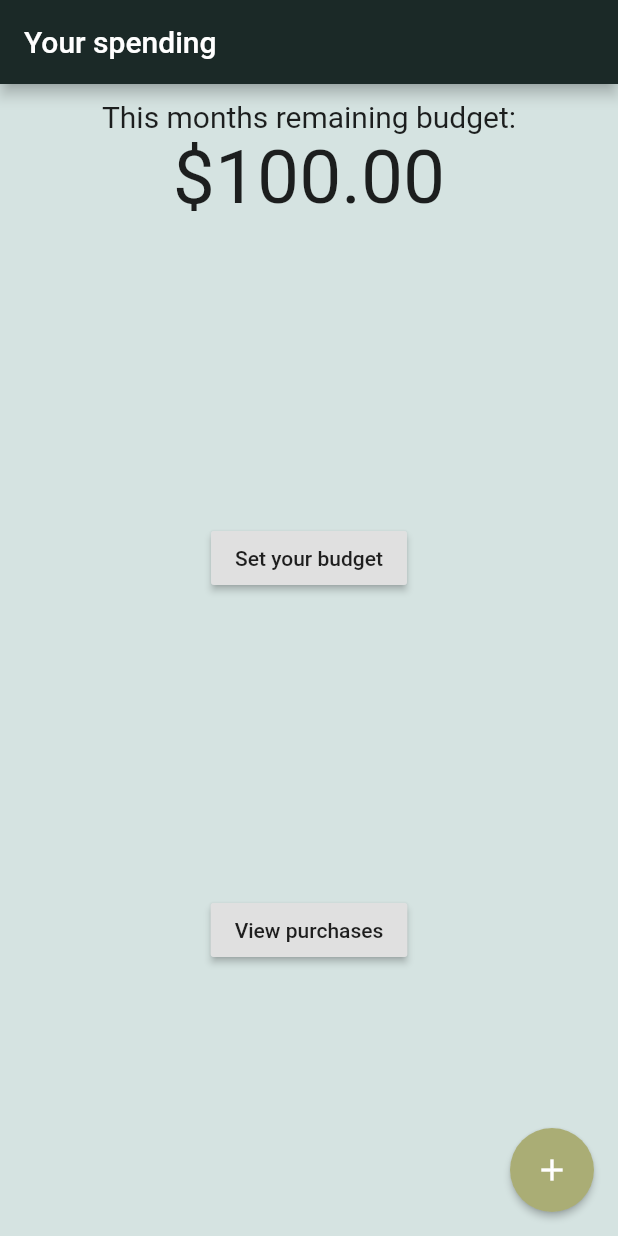
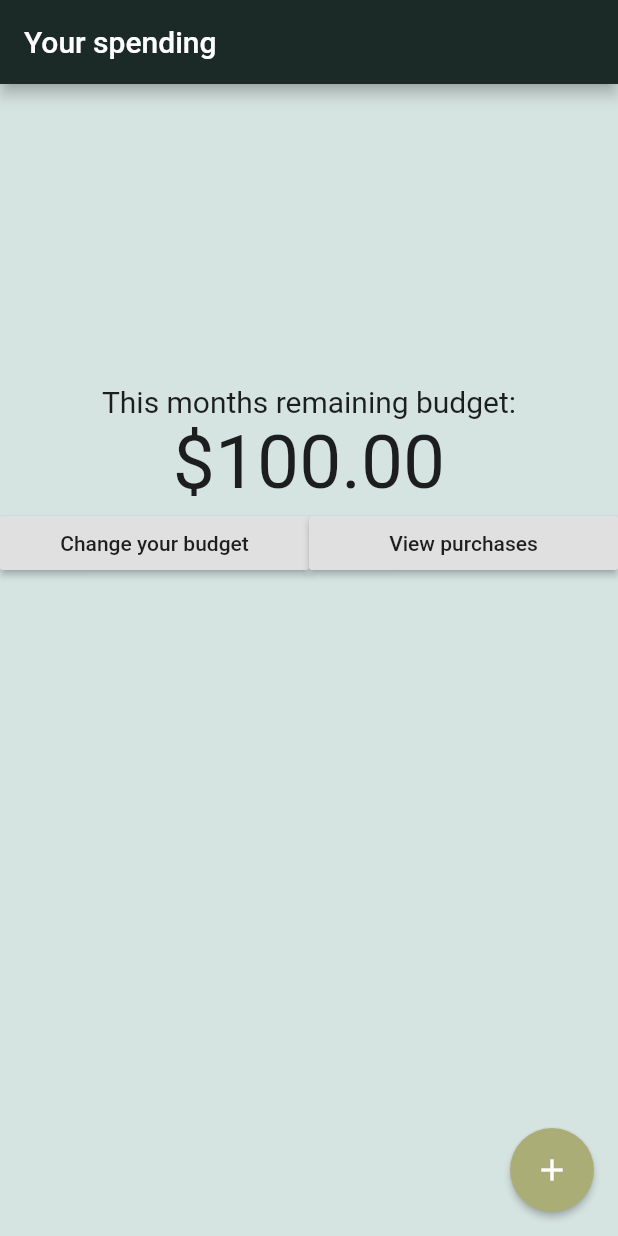
Before and after one commit to sleepsorters/expense_manager, a Flutter app: the screen it shows after launch, on a phone screen of 412 x 824 dp. Run offline on Flutter 3.47's test engine with Material 2 defaults, Android fonts, the phone set to English and light mode, and no system bars.

Commit message:
front end changes

```diff
--- a/lib/HomePage.dart
+++ b/lib/HomePage.dart
@@ -119,7 +119,7 @@ class _HomePage extends State<HomePage> {
               child: Column(
                 children: <Widget>[
                   Padding(
-                    padding: EdgeInsets.only(top: 10.0),
+                    padding: EdgeInsets.only(top: 200.0),
                     child: Text(
                       "This months remaining budget:",
                       style: TextStyle(fontSize: 20.0),
@@ -129,21 +129,22 @@ class _HomePage extends State<HomePage> {
                     "\$" + _budget,
                     style: TextStyle(fontSize: 50.0),
                   ),
-
-                  Padding(
-                    padding: EdgeInsets.only(top: 200.0),
+                  Row(
+                      children: <Widget>[
+                      Expanded(
                         child: RaisedButton(
-                        child: Text("Set your budget"),
+                            child: Text("Change your budget"),
                             onPressed: _show)
                       ),
-                  Padding(
-                      padding: EdgeInsets.only(top: 200.0),
+                      Expanded(
                         child: RaisedButton(
                             child: Text("View purchases"),
                             onPressed: () {
                               Navigator.push(context, MaterialPageRoute(builder: (context) =>
                                   ExpensePage.withList(expenseList)));
                             })
+                      )
+                      ]
                   )
               ]),
           ),
```
Lines whose indentation alone changed are shown as unchanged.
